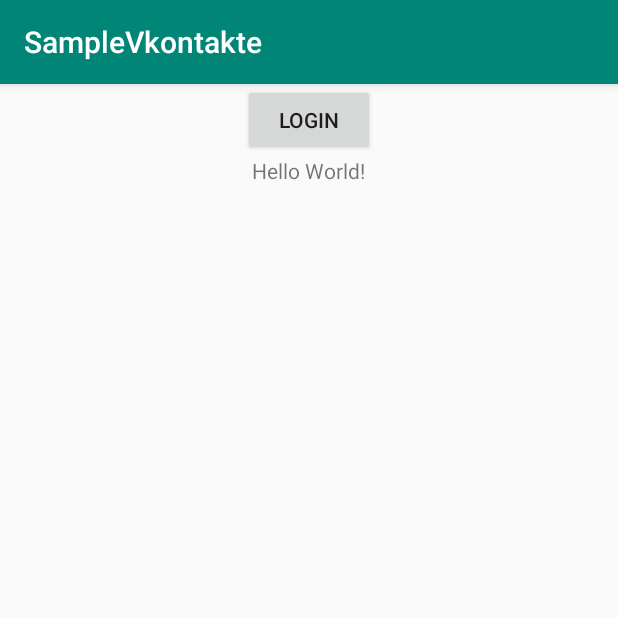
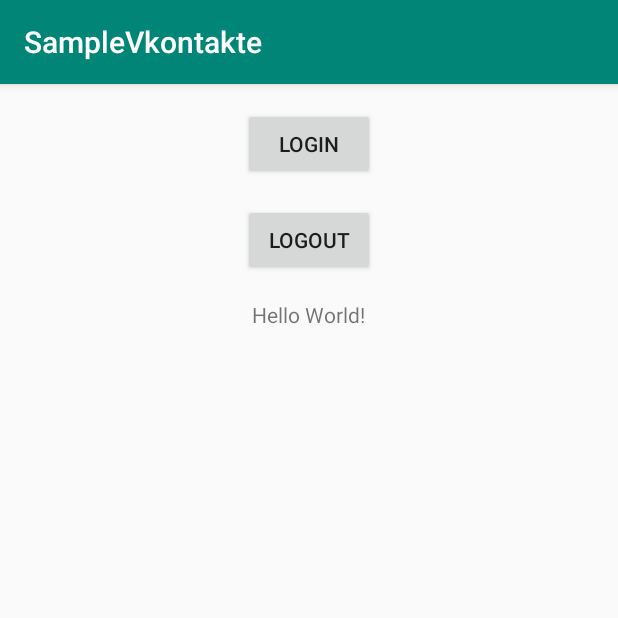
Before and after one commit to gpetuhov/SampleVkontakte, an Android app: the screen it shows after launch (MainActivity), on a phone screen of 412 x 824 dp, the top half of it. Run offline under Robolectric (Android 15) with nearby library versions, the phone set to English and light mode, and no system bars; libraries missing offline, so code that uses them is left out: com.pawegio.kandroid, com.vk.api; 2 statements that could not run were skipped.

Commit message:
Add logout

```diff
--- a/app/src/main/java/com/gpetuhov/android/samplevkontakte/MainActivity.kt
+++ b/app/src/main/java/com/gpetuhov/android/samplevkontakte/MainActivity.kt
@@ -12,6 +12,7 @@ import com.vk.api.sdk.auth.VKScope
 import kotlinx.android.synthetic.main.activity_main.*
 
 // Notice that in VK SDK version 2 we don't have to initialize VK in Application.onCreate()
+// (but we need to listen to token expiration).
 
 class MainActivity : AppCompatActivity() {
 
@@ -22,6 +23,7 @@ class MainActivity : AppCompatActivity() {
         initName()
 
         loginButton.setOnClickListener { login() }
+        logoutButton.setOnClickListener { logout() }
     }
 
     override fun onActivityResult(requestCode: Int, resultCode: Int, data: Intent?) {
@@ -47,17 +49,26 @@ class MainActivity : AppCompatActivity() {
         }
     }
 
-    private fun login() {
     // Login and request access to wall posts and photos.
     // Result is passed into onActivityResult()
-        VK.login(this, arrayListOf(VKScope.WALL, VKScope.PHOTOS))
+    private fun login() = VK.login(this, arrayListOf(VKScope.WALL, VKScope.PHOTOS))
+
+    private fun logout() {
+        VK.logout()
+        initName()
     }
 
     private fun initName() {
+        // If user is logged in, show user name, otherwise clear user name
+        if (VK.isLoggedIn()) {
             // Restore current token
             val token = VKAccessToken.restore(defaultSharedPreferences)
 
             // Get user ID from the token (if exists)
             userName.text = token?.userId?.toString() ?: ""
+
+        } else {
+            userName.text = ""
         }
     }
+}
--- a/app/src/main/res/layout/activity_main.xml
+++ b/app/src/main/res/layout/activity_main.xml
@@ -13,12 +13,21 @@
             android:id="@+id/loginButton"
             android:layout_width="wrap_content"
             android:layout_height="wrap_content"
+            android:layout_marginTop="16dp"
             android:text="Login"/>
+
+    <Button
+            android:id="@+id/logoutButton"
+            android:layout_width="wrap_content"
+            android:layout_height="wrap_content"
+            android:layout_marginTop="16dp"
+            android:text="Logout"/>
 
     <TextView
             android:id="@+id/userName"
             android:layout_width="wrap_content"
             android:layout_height="wrap_content"
+            android:layout_marginTop="16dp"
             android:text="Hello World!"/>
 
 </LinearLayout>
```
Also changed, not shown: app/src/main/java/com/gpetuhov/android/samplevkontakte/App.kt (+11 -0 lines). Lines whose indentation alone changed are shown as unchanged.
